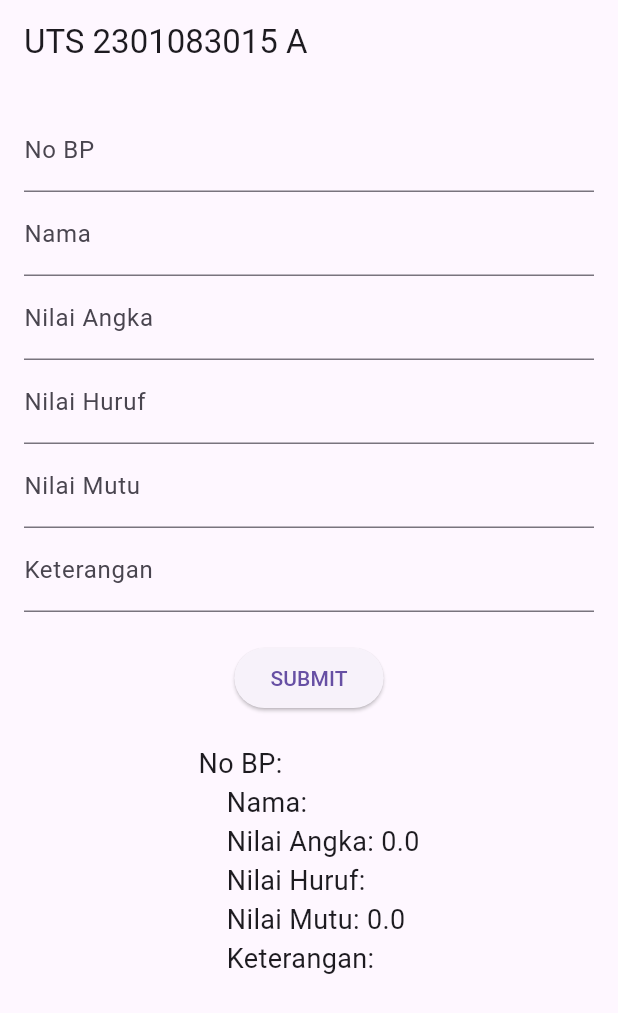
After one commit to hanifdinataa/UTS_230183015, a Flutter app: the screen it shows after launch, after a tap on "SUBMIT", on a phone screen of 412 x 824 dp. The commit adds this screen. Shown: the top 1013 px of the screen. Run offline on Flutter 3.47's test engine with Material 3 defaults, Android fonts, the phone set to English and light mode, and no system bars.

Commit message:
penambahan nilai

```diff
--- a/uts_2301083015_a/lib/main.dart
+++ b/uts_2301083015_a/lib/main.dart
@@ -1,5 +1,6 @@
+
 import 'package:flutter/material.dart';
-import 'screens/pdam_billing_page.dart';
+import 'screens/nilai_page.dart';
 
 void main() {
   runApp(MyApp());
@@ -10,11 +11,11 @@ class MyApp extends StatelessWidget {
   Widget build(BuildContext context) {
     return MaterialApp(
       debugShowCheckedModeBanner: false,
-      title: 'SOAL A - PDAM',
+      title: 'SOAL A - UTS',
       theme: ThemeData(
         primarySwatch: Colors.blue,
       ),
-      home: PdamBillingPage(),
+      home: NilaiPage(),
     );
   }
 }
--- /dev/null
+++ b/uts_2301083015_a/lib/models/nilai.dart
@@ -0,0 +1,17 @@
+class Nilai {
+  String noBP;
+  String nama;
+  double nilaiAngka;
+  String nilaiHuruf;
+  double nilaiMutu;
+  String keterangan;
+
+  Nilai({
+    required this.noBP,
+    required this.nama,
+    required this.nilaiAngka,
+    required this.nilaiHuruf,
+    required this.nilaiMutu,
+    required this.keterangan,
+  });
+}
--- /dev/null
+++ b/uts_2301083015_a/lib/screens/nilai_page.dart
@@ -0,0 +1,94 @@
+import 'package:flutter/material.dart';
+import '../models/nilai.dart';
+
+class NilaiPage extends StatefulWidget {
+  @override
+  _NilaiPageState createState() => _NilaiPageState();
+}
+
+class _NilaiPageState extends State<NilaiPage> {
+  final _noBPController = TextEditingController();
+  final _namaController = TextEditingController();
+  final _nilaiAngkaController = TextEditingController();
+  final _nilaiHurufController = TextEditingController();
+  final _nilaiMutuController = TextEditingController();
+  final _keteranganController = TextEditingController();
+
+   String hasil =""; // variabel untuk menyimpan hasil yang akan di tampilkan
+
+  void displayNilai() {
+    String noBP = _noBPController.text;
+    String nama = _namaController.text;
+    double nilaiAngka = double.tryParse(_nilaiAngkaController.text) ?? 0.0;
+    String nilaiHuruf = _nilaiHurufController.text;
+    double nilaiMutu = double.tryParse(_nilaiMutuController.text) ?? 0.0;
+    String keterangan = _keteranganController.text;
+
+    Nilai nilai = Nilai(
+      noBP: noBP,
+      nama: nama,
+      nilaiAngka: nilaiAngka,
+      nilaiHuruf: nilaiHuruf,
+      nilaiMutu: nilaiMutu,
+      keterangan: keterangan,
+    );
+
+    setState(() {
+      hasil =
+          "No BP: ${nilai.noBP}\n    Nama: ${nilai.nama}\n    Nilai Angka: ${nilai.nilaiAngka}\n    Nilai Huruf: ${nilai.nilaiHuruf}\n    Nilai Mutu: ${nilai.nilaiMutu}\n    Keterangan: ${nilai.keterangan}";
+    });
+  }
+
+  @override
+  Widget build(BuildContext context) {
+    return Scaffold(
+      appBar: AppBar(title: Text("UTS 2301083015 A")),
+      body: Padding(
+        padding: EdgeInsets.all(16.0),
+
+
+        child: Column(
+          children: [
+            TextField(
+              controller: _noBPController,
+              decoration: InputDecoration(labelText: "No BP"),
+            ),
+            TextField(
+              controller: _namaController,
+              decoration: InputDecoration(labelText: "Nama"),
+            ),
+            TextField(
+              controller: _nilaiAngkaController,
+              decoration: InputDecoration(labelText: "Nilai Angka"),
+              keyboardType: TextInputType.number,
+            ),
+            TextField(
+              controller: _nilaiHurufController,
+              decoration: InputDecoration(labelText: "Nilai Huruf"),
+            ),
+            TextField(
+              controller: _nilaiMutuController,
+              decoration: InputDecoration(labelText: "Nilai Mutu"),
+              keyboardType: TextInputType.number,
+            ),
+            TextField(
+              controller: _keteranganController,
+              decoration: InputDecoration(labelText: "Keterangan"),
+            ),
+            SizedBox(height: 20),
+
+
+            ElevatedButton(
+              onPressed: displayNilai,
+              child: Text("SUBMIT"),
+            ),
+
+
+            SizedBox(height: 20),
+            Text( hasil, style: TextStyle(fontSize: 18)),
+          ],
+        ),
+      ),
+    );
+  }
+}
```
Also changed, not shown: uts_2301083015_a/lib/models/pdam.dart (+60 -50 lines), uts_2301083015_a/lib/screens/pdam_billing_page.dart (+121 -110 lines), 1 other file.
